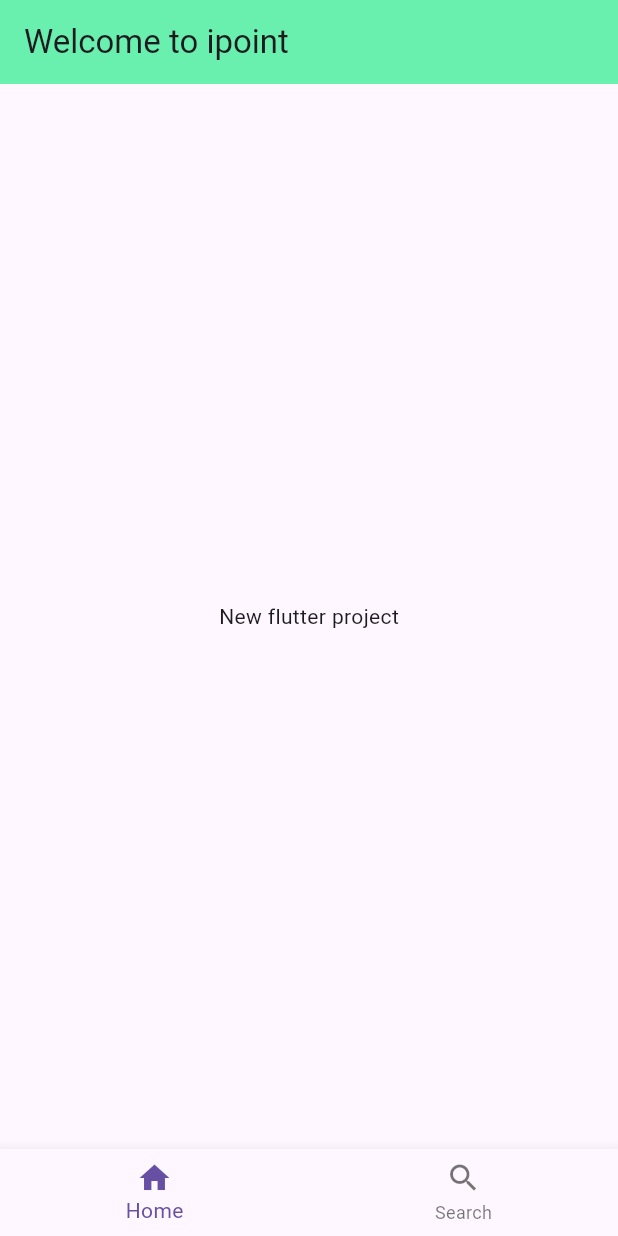
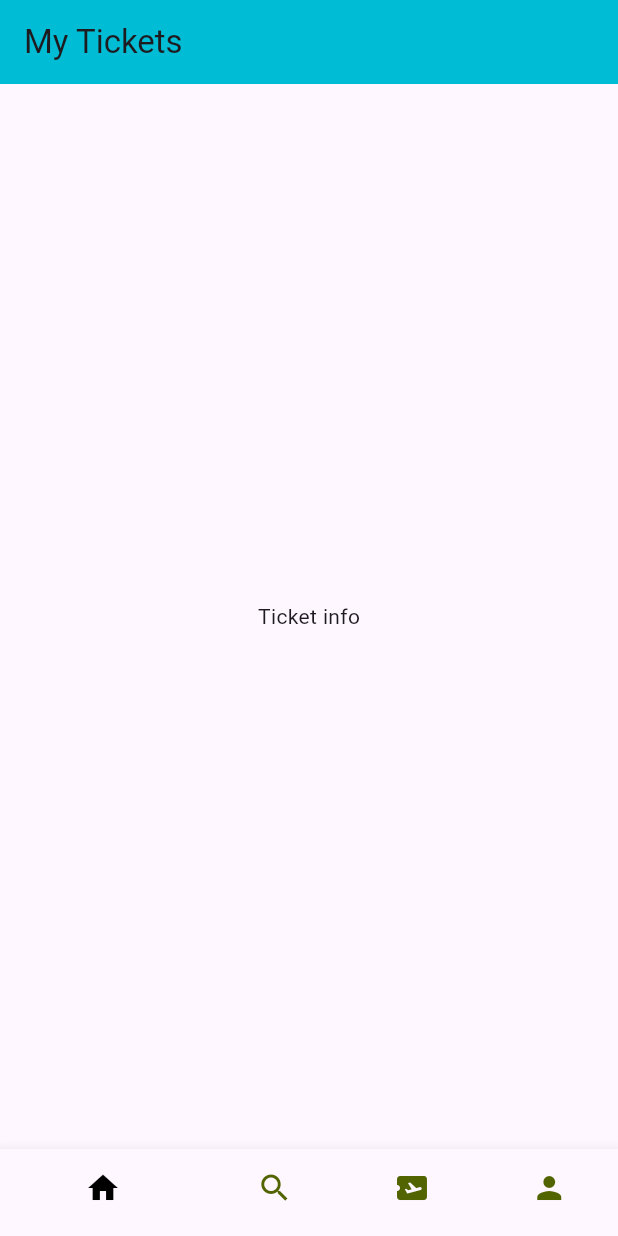
Before and after one commit to Kemical001/ticket-app, a Flutter app: the screen it shows after launch, on a phone screen of 412 x 824 dp. Run offline on Flutter 3.47's test engine with Material 3 defaults, Android fonts, the phone set to English and light mode, and no system bars.

Commit message:
second commit

```diff
--- a/lib/base/bottom_nav_bar.dart
+++ b/lib/base/bottom_nav_bar.dart
@@ -12,16 +12,22 @@ class _BottomNavBarState extends State<BottomNavBar> {
   Widget build(BuildContext context) {
     return Scaffold(
       appBar: AppBar(
-        backgroundColor: Colors.greenAccent,
-        title: const Text("Welcome to ipoint"),
+        backgroundColor: Colors.cyan,
+        title: const Text("My Tickets"),
       ),
       body: const Center(
-        child: Text("New flutter project"),
+        child: Text("Ticket info"),
       ),
       bottomNavigationBar: BottomNavigationBar(
+        selectedItemColor: Colors.black,
+        unselectedItemColor: const Color(0xFF526400),
+        showSelectedLabels: false,
         items: const [
           BottomNavigationBarItem(icon: Icon(Icons.home), label: "Home"),
-          BottomNavigationBarItem(icon: Icon(Icons.search), label: "Search")
+          BottomNavigationBarItem(icon: Icon(Icons.search), label: "Search"),
+          BottomNavigationBarItem(
+              icon: Icon(Icons.airplane_ticket), label: "Tickets"),
+          BottomNavigationBarItem(icon: Icon(Icons.person), label: "Profile")
         ],
       ),
     );
```
